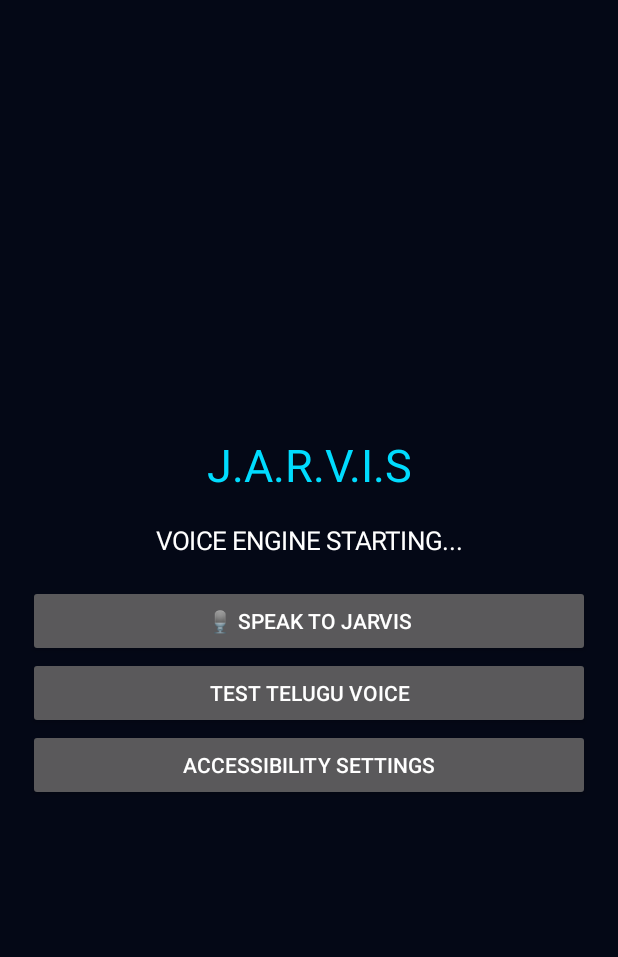
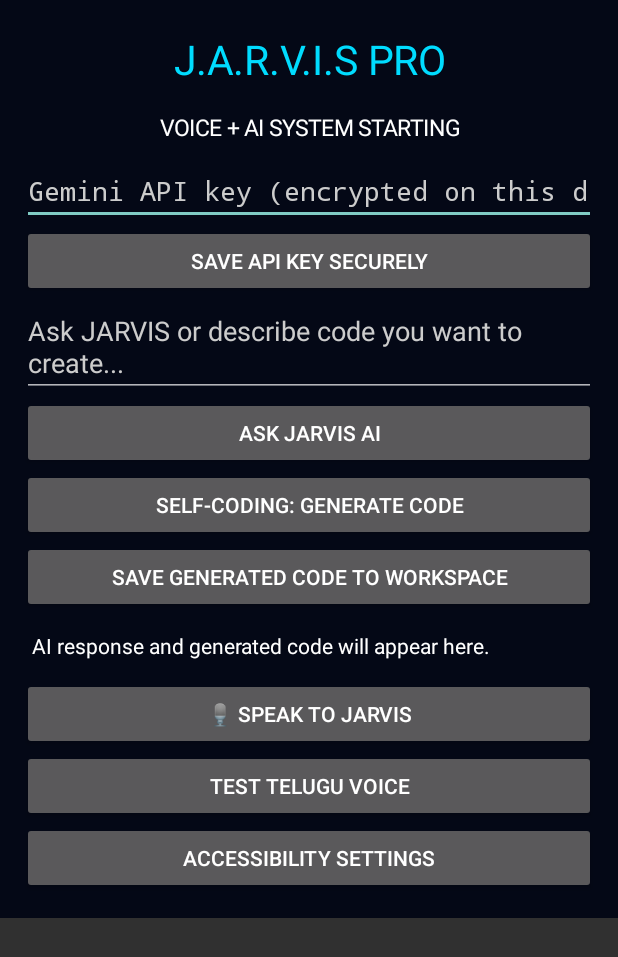
Before and after one commit to ygupthapawan173-cmd/JARVIS-PRO, an Android app: the screen it shows after launch (MainActivity), on a phone screen of 412 x 824 dp. Shown: the top 957 px of the screen. Run offline under Robolectric (Android 15) with nearby library versions, the phone set to English and light mode, and no system bars; pictures from the network do not load.

Commit message:
Add JARVIS AI chat and review-only self-coding UI

```diff
--- a/app/src/main/java/com/thanish/jarvispro/MainActivity.kt
+++ b/app/src/main/java/com/thanish/jarvispro/MainActivity.kt
@@ -11,73 +11,142 @@ import android.speech.SpeechRecognizer
 import android.speech.RecognitionListener
 import android.speech.tts.TextToSpeech
 import android.view.Gravity
-import android.widget.Button
-import android.widget.LinearLayout
-import android.widget.TextView
-import android.widget.Toast
+import android.widget.*
 import java.util.Locale
+import java.util.concurrent.Executors
 
 class MainActivity : Activity(), TextToSpeech.OnInitListener {
-
     private lateinit var status: TextView
+    private lateinit var prompt: EditText
+    private lateinit var output: TextView
+    private lateinit var apiKey: EditText
     private var tts: TextToSpeech? = null
     private var recognizer: SpeechRecognizer? = null
     private var ttsReady = false
+    private var latestCode = ""
+    private val executor = Executors.newSingleThreadExecutor()
 
     override fun onCreate(savedInstanceState: Bundle?) {
         super.onCreate(savedInstanceState)
         window.statusBarColor = Color.rgb(4, 8, 22)
         window.navigationBarColor = Color.rgb(4, 8, 22)
-
         tts = TextToSpeech(this, this)
 
         val layout = LinearLayout(this).apply {
             orientation = LinearLayout.VERTICAL
-            gravity = Gravity.CENTER
-            setPadding(28, 32, 28, 32)
+            setPadding(22, 24, 22, 24)
             setBackgroundColor(Color.rgb(4, 8, 22))
         }
-
+        val scroll = ScrollView(this).apply { addView(layout) }
         val title = TextView(this).apply {
-            text = "J.A.R.V.I.S"
-            textSize = 30f
+            text = "J.A.R.V.I.S PRO"
+            textSize = 27f
             setTextColor(Color.rgb(0, 220, 255))
             gravity = Gravity.CENTER
+            setPadding(0, 8, 0, 18)
         }
-
         status = TextView(this).apply {
-            text = "VOICE ENGINE STARTING..."
-            textSize = 17f
+            text = "VOICE + AI SYSTEM STARTING"
+            textSize = 15f
             setTextColor(Color.WHITE)
             gravity = Gravity.CENTER
-            setPadding(0, 28, 0, 28)
+            setPadding(0, 8, 0, 14)
         }
-
+        apiKey = EditText(this).apply {
+            hint = "Gemini API key (encrypted on this device)"
+            setHintTextColor(Color.LTGRAY)
+            setTextColor(Color.WHITE)
+            inputType = 129
+        }
+        val saveKey = Button(this).apply {
+            text = "SAVE API KEY SECURELY"
+            setOnClickListener {
+                val key = apiKey.text.toString().trim()
+                if (key.isBlank()) status.text = "Enter your Gemini API key first"
+                else try {
+                    SecureKeyStore.save(this@MainActivity, key)
+                    apiKey.text.clear()
+                    status.text = "API key saved encrypted on device"
+                } catch (e: Exception) {
+                    status.text = "Secure key save failed: ${e.message}"
+                }
+            }
+        }
+        prompt = EditText(this).apply {
+            hint = "Ask JARVIS or describe code you want to create..."
+            setHintTextColor(Color.LTGRAY)
+            setTextColor(Color.WHITE)
+            minLines = 2
+            gravity = Gravity.TOP
+        }
+        val ask = Button(this).apply {
+            text = "ASK JARVIS AI"
+            setOnClickListener { askAi(codeMode = false) }
+        }
+        val code = Button(this).apply {
+            text = "SELF-CODING: GENERATE CODE"
+            setOnClickListener { askAi(codeMode = true) }
+        }
+        val saveCode = Button(this).apply {
+            text = "SAVE GENERATED CODE TO WORKSPACE"
+            setOnClickListener {
+                if (latestCode.isBlank()) status.text = "Generate code first"
+                else try {
+                    val file = CodeWorkspace.save(this@MainActivity, latestCode)
+                    status.text = "Saved: ${file.name} • Review only, not executed"
+                } catch (e: Exception) {
+                    status.text = "Workspace save failed: ${e.message}"
+                }
+            }
+        }
+        output = TextView(this).apply {
+            text = "AI response and generated code will appear here."
+            textSize = 14f
+            setTextColor(Color.WHITE)
+            setPadding(10, 18, 10, 18)
+        }
         val mic = Button(this).apply {
             text = "🎙 SPEAK TO JARVIS"
             setOnClickListener { startListening() }
         }
-
         val test = Button(this).apply {
             text = "TEST TELUGU VOICE"
-            setOnClickListener {
-                speak("నమస్కారం! నేను జార్విస్. మీకు ఎలా సహాయం చేయగలను?")
+            setOnClickListener { speak("నమస్కారం! నేను జార్విస్. మీకు ఎలా సహాయం చేయగలను?") }
+        }
+        val access = Button(this).apply {
+            text = "ACCESSIBILITY SETTINGS"
+            setOnClickListener { startActivity(Intent(android.provider.Settings.ACTION_ACCESSIBILITY_SETTINGS)) }
+        }
+        listOf(title, status, apiKey, saveKey, prompt, ask, code, saveCode, output, mic, test, access)
+            .forEach { layout.addView(it) }
+        setContentView(scroll)
+    }
+
+    private fun askAi(codeMode: Boolean) {
+        val request = prompt.text.toString().trim()
+        if (request.isBlank()) {
+            status.text = "Type your request first"
+            return
+        }
+        val key = try { SecureKeyStore.load(this) } catch (_: Exception) { null }
+        if (key.isNullOrBlank()) {
+            status.text = "Save your Gemini API key first"
+            return
+        }
+        status.text = "JARVIS AI THINKING..."
+        executor.execute {
+            try {
+                val result = GeminiApi.generate(key, request, codeMode)
+                runOnUiThread {
+                    output.text = result
+                    latestCode = if (codeMode) result else ""
+                    status.text = if (codeMode) "CODE GENERATED • REVIEW BEFORE SAVING" else "AI RESPONSE READY"
+                    if (!codeMode) speak(result)
+                }
+            } catch (e: Exception) {
+                runOnUiThread { status.text = "AI error: ${e.message ?: "Request failed"}" }
             }
         }
-
-        val access = Button(this).apply {
-            text = "ACCESSIBILITY SETTINGS"
-            setOnClickListener {
-                startActivity(Intent(android.provider.Settings.ACTION_ACCESSIBILITY_SETTINGS))
-            }
-        }
-
-        layout.addView(title)
-        layout.addView(status)
-        layout.addView(mic)
-        layout.addView(test)
-        layout.addView(access)
-        setContentView(layout)
     }
 
     override fun onInit(result: Int) {
@@ -85,22 +154,12 @@ class MainActivity : Activity(), TextToSpeech.OnInitListener {
             val languageResult = tts?.setLanguage(Locale("te", "IN"))
             ttsReady = languageResult != TextToSpeech.LANG_MISSING_DATA &&
                     languageResult != TextToSpeech.LANG_NOT_SUPPORTED
-            status.text = if (ttsReady) {
-                "JARVIS READY • Telugu voice available"
-            } else {
-                "JARVIS READY • Telugu TTS not installed"
-            }
-        } else {
-            status.text = "Text-to-Speech initialization failed"
-        }
+            status.text = if (ttsReady) "JARVIS READY • Telugu TTS available" else "JARVIS READY • Install Telugu TTS voice"
+        } else status.text = "Text-to-Speech initialization failed"
     }
 
     private fun speak(text: String) {
-        if (!ttsReady) {
-            Toast.makeText(this, "Telugu voice is not available on this phone", Toast.LENGTH_LONG).show()
-            return
-        }
-        tts?.speak(text, TextToSpeech.QUEUE_FLUSH, null, "JARVIS_TTS")
+        if (ttsReady) tts?.speak(text.take(3500), TextToSpeech.QUEUE_FLUSH, null, "JARVIS_TTS")
     }
 
     private fun startListening() {
@@ -108,38 +167,29 @@ class MainActivity : Activity(), TextToSpeech.OnInitListener {
             requestPermissions(arrayOf(Manifest.permission.RECORD_AUDIO), 100)
             return
         }
-
         if (!SpeechRecognizer.isRecognitionAvailable(this)) {
             status.text = "Speech recognition service unavailable"
             return
         }
-
         recognizer?.destroy()
         recognizer = SpeechRecognizer.createSpeechRecognizer(this)
-
         recognizer?.setRecognitionListener(object : RecognitionListener {
-            override fun onReadyForSpeech(params: Bundle?) {
-                status.text = "LISTENING... మాట్లాడండి"
-            }
+            override fun onReadyForSpeech(params: Bundle?) { status.text = "LISTENING... మాట్లాడండి" }
             override fun onBeginningOfSpeech() {}
             override fun onRmsChanged(rmsdB: Float) {}
             override fun onBufferReceived(buffer: ByteArray?) {}
-            override fun onEndOfSpeech() {
-                status.text = "PROCESSING..."
-            }
-            override fun onError(error: Int) {
-                status.text = "Voice error: $error • Try again"
-            }
+            override fun onEndOfSpeech() { status.text = "PROCESSING..." }
+            override fun onError(error: Int) { status.text = "Voice error: $error • Try again" }
             override fun onResults(results: Bundle?) {
-                val words = results?.getStringArrayList(SpeechRecognizer.RESULTS_RECOGNITION)
-                val spoken = words?.firstOrNull() ?: "మాటలు గుర్తించబడలేదు"
-                status.text = "YOU SAID:\n$spoken"
-                speak("మీరు చెప్పారు: $spoken")
+                val spoken = results?.getStringArrayList(SpeechRecognizer.RESULTS_RECOGNITION)?.firstOrNull()
+                    ?: "మాటలు గుర్తించబడలేదు"
+                prompt.setText(spoken)
+                status.text = "VOICE INPUT RECEIVED"
+                askAi(codeMode = false)
             }
             override fun onPartialResults(partialResults: Bundle?) {}
             override fun onEvent(eventType: Int, params: Bundle?) {}
         })
-
         val intent = Intent(RecognizerIntent.ACTION_RECOGNIZE_SPEECH).apply {
             putExtra(RecognizerIntent.EXTRA_LANGUAGE_MODEL, RecognizerIntent.LANGUAGE_MODEL_FREE_FORM)
             putExtra(RecognizerIntent.EXTRA_LANGUAGE, "te-IN")
@@ -149,22 +199,16 @@ class MainActivity : Activity(), TextToSpeech.OnInitListener {
         recognizer?.startListening(intent)
     }
 
-    override fun onRequestPermissionsResult(
-        requestCode: Int,
-        permissions: Array<out String>,
-        grantResults: IntArray
-    ) {
+    override fun onRequestPermissionsResult(requestCode: Int, permissions: Array<out String>, grantResults: IntArray) {
         super.onRequestPermissionsResult(requestCode, permissions, grantResults)
-        if (requestCode == 100 && grantResults.isNotEmpty() &&
-            grantResults[0] == PackageManager.PERMISSION_GRANTED) {
-            startListening()
-        }
+        if (requestCode == 100 && grantResults.firstOrNull() == PackageManager.PERMISSION_GRANTED) startListening()
     }
 
     override fun onDestroy() {
         recognizer?.destroy()
         tts?.stop()
         tts?.shutdown()
+        executor.shutdownNow()
         super.onDestroy()
     }
 }
```
